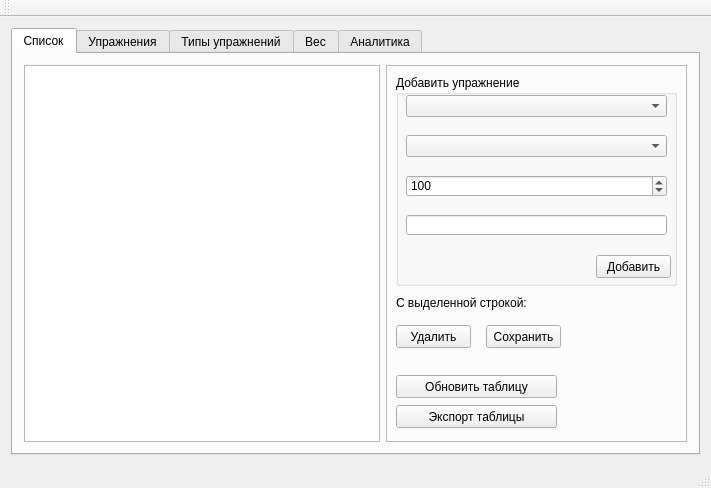
Harrix/harrix-swiss-knife, file src/harrix_swiss_knife/sport_window.ui: the form before one commit.
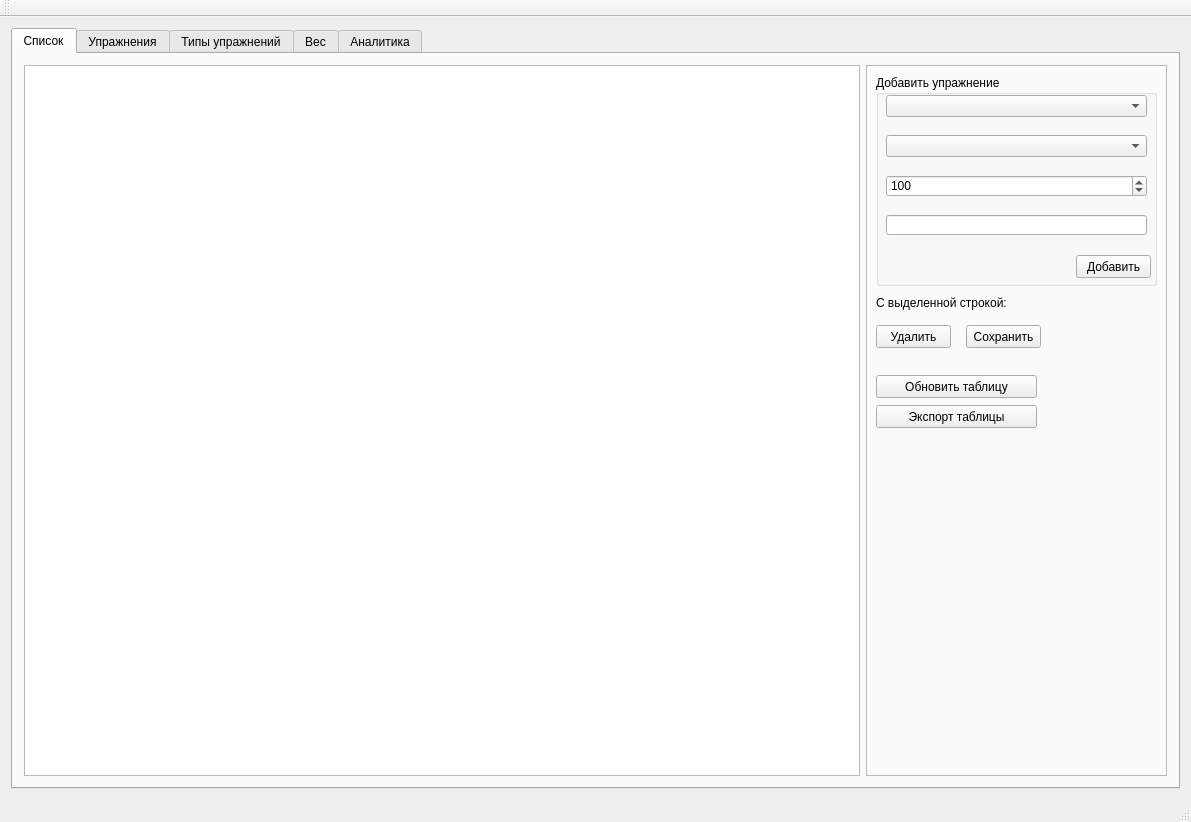
The form after the commit.

Commit message: 🔧 Modifyю Change size of window

```diff
--- a/src/harrix_swiss_knife/sport_window.ui
+++ b/src/harrix_swiss_knife/sport_window.ui
@@ -6,8 +6,8 @@
    <rect>
     <x>0</x>
     <y>0</y>
-    <width>711</width>
-    <height>488</height>
+    <width>1191</width>
+    <height>822</height>
    </rect>
   </property>
   <property name="windowTitle">
```
Left out of the diff: 2 changed lines with no effect on the pictures. The commit also changes 1 other file.
